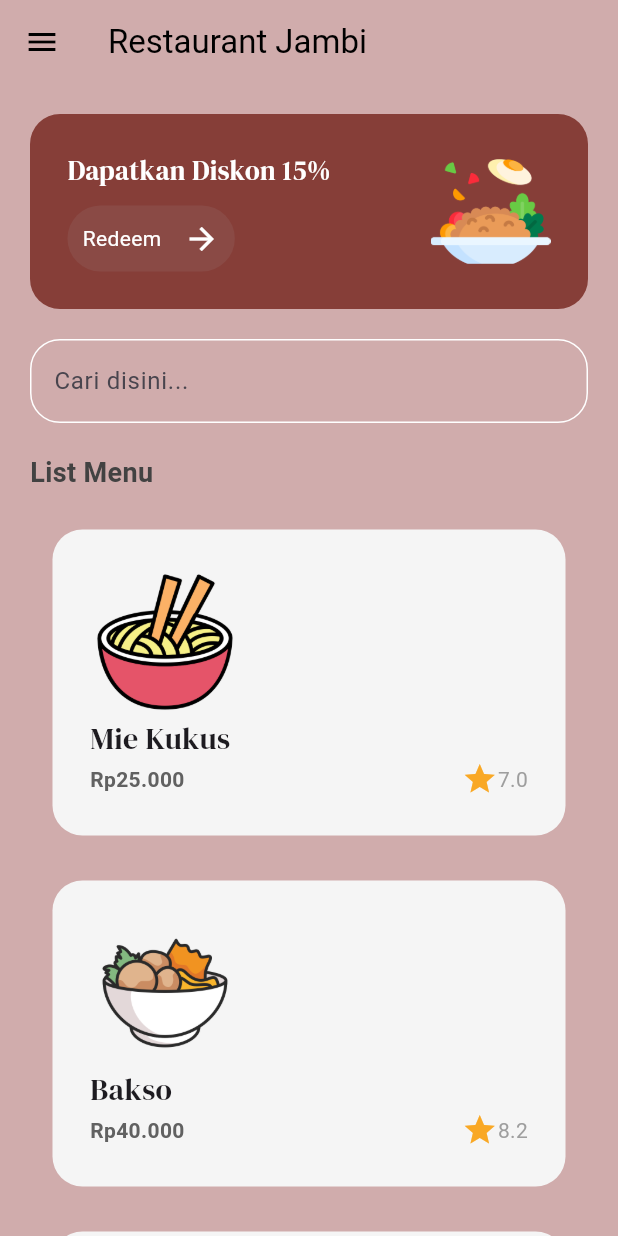
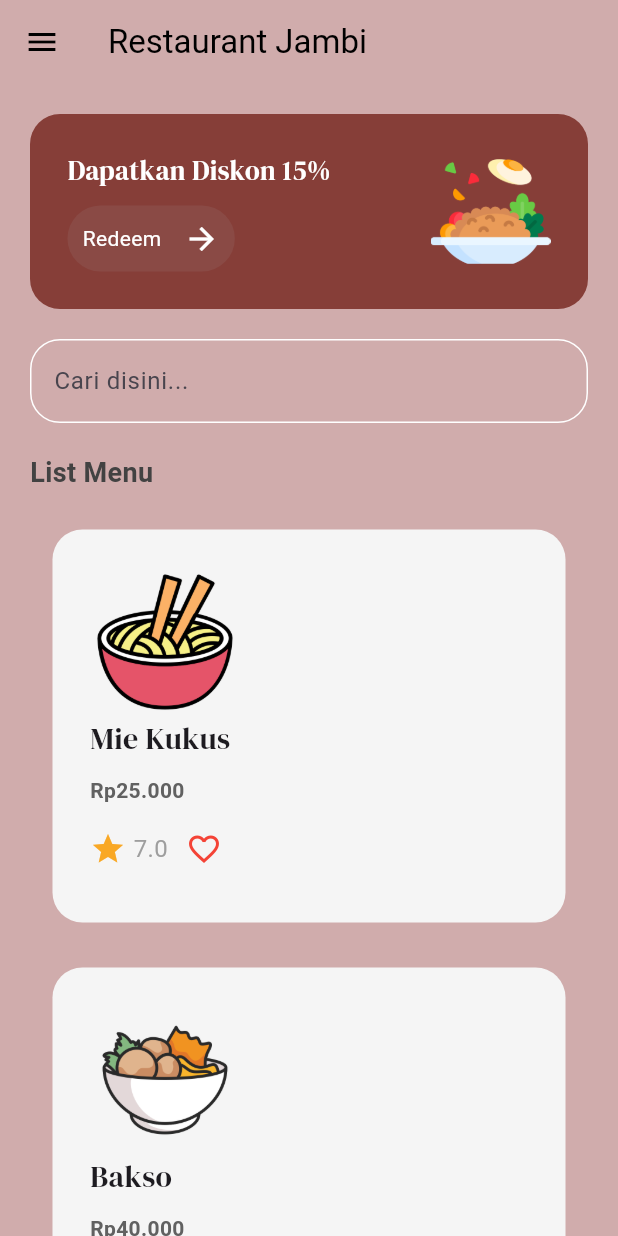
Before and after one commit to Budisyahputra/myapp, a Flutter app: the MenuPage screen opened by its route, on a phone screen of 412 x 824 dp. Run offline on Flutter 3.47's test engine with Material 3 defaults, Android fonts, the phone set to English and light mode, and no system bars; our stand-ins replace google_fonts.

Commit message:
StatefulWidget dan State: Kelas MenuPage didefinisikan sebagai StatefulWidget, yang memiliki state internal yang dikelola oleh _MenuPageState.
Inisialisasi State: State diinisialisasi dalam initState(), di mana list favorites diisi dengan nilai false sebanyak jumlah item dalam menuMakanan.

Pengelolaan State: Saat pengguna mengubah nilai di TextField atau menekan tombol favorite, setState() dipanggil untuk memperbarui state dan memicu rebuild widget.

Filtering dan Rendering: Menu makanan difilter berdasarkan searchQuery, dan ditampilkan menggunakan ListView.builder atau GridView.builder sesuai dengan lebar layar.

```diff
--- a/lib/components/daftar_makanan.dart
+++ b/lib/components/daftar_makanan.dart
@@ -6,7 +6,15 @@ import '../models/makanan.dart';
 
 class DaftarMakanan extends StatelessWidget {
   final Makanan makanan;
-  const DaftarMakanan({super.key, required this.makanan});
+  final bool isFavorite;
+  final VoidCallback onFavoriteToggle;
+
+  const DaftarMakanan({
+    super.key,
+    required this.makanan,
+    required this.isFavorite,
+    required this.onFavoriteToggle,
+  });
 
   @override
   Widget build(BuildContext context) {
@@ -42,12 +50,7 @@ class DaftarMakanan extends StatelessWidget {
               makanan.nama,
               style: GoogleFonts.dmSerifDisplay(fontSize: 20),
             ),
-            SizedBox(
-              width: double.infinity,
-              height: 25,
-              child: Row(
-                mainAxisAlignment: MainAxisAlignment.spaceBetween,
-                children: [
+            const SizedBox(height: 10),
             Text(
               'Rp${makanan.harga}',
               style: TextStyle(
@@ -55,20 +58,27 @@ class DaftarMakanan extends StatelessWidget {
                 color: Colors.grey[700],
               ),
             ),
+            const SizedBox(height: 5),
             Row(
               children: [
                 Icon(
                   Icons.star,
                   color: Colors.yellow[800],
                 ),
+                const SizedBox(width: 5),
                 Text(
                   makanan.rating,
-                        style: const TextStyle(color: Colors.grey),
+                  style: const TextStyle(color: Colors.grey, fontSize: 16),
+                ),
+                const SizedBox(height: 5),
+                IconButton(
+                  icon: Icon(
+                    isFavorite ? Icons.favorite : Icons.favorite_outline,
+                    color: Colors.red,
+                  ),
+                  onPressed: onFavoriteToggle,
                 ),
               ],
-                  ),
-                ],
-              ),
             ),
           ],
         ),
--- a/lib/main.dart
+++ b/lib/main.dart
@@ -30,3 +30,9 @@ class MyApp extends StatelessWidget {
 // https://www.flaticon.com/free-icons/bakso created by Asep Saripudin
 // https://www.flaticon.com/free-icons/mie created by Royyan Wijaya
 // https://www.flaticon.com/free-icons/lunch created by Freepik
+// https://www.flaticon.com/free-icons/indian created by Freepik
+// https://www.flaticon.com/free-icons/iftar" created by Freepik
+// https://www.flaticon.com/free-icons/biryani" Freepik
+// https://www.flaticon.com/free-icons/taco" created by Freepik
+// https://www.flaticon.com/free-icons/salad" created by Freepik
+// https://www.flaticon.com/free-icons/lobster" created by Freepik
--- a/lib/pages/menu_pages.dart
+++ b/lib/pages/menu_pages.dart
@@ -14,7 +14,7 @@ class MenuPage extends StatefulWidget {
 }
 
 class _MenuPageState extends State<MenuPage> {
-  List menuMakanan = [
+  final List<Makanan> menuMakanan = [
     Makanan(
         nama: "Mie Kukus",
         harga: "25.000",
@@ -37,25 +37,62 @@ class _MenuPageState extends State<MenuPage> {
         deskripsi:
             "Lorem ipsum dolor sit amet, consectetur adipiscing elit. Etiam non egestas ligula, eu cursus libero. Integer quis dictum enim. Vivamus blandit commodo libero. Vivamus laoreet feugiat lorem et suscipit. Pellentesque."),
     Makanan(
-        nama: "Nasi Goreng",
-        harga: "20.000",
-        gambar: "images/fried-rice.png",
-        rating: "9.1",
+        nama: "Nasi Kuning",
+        harga: "22.000",
+        gambar: "images/biryani.png",
+        rating: "8.0",
         deskripsi:
             "Lorem ipsum dolor sit amet, consectetur adipiscing elit. Etiam non egestas ligula, eu cursus libero. Integer quis dictum enim. Vivamus blandit commodo libero. Vivamus laoreet feugiat lorem et suscipit. Pellentesque."),
     Makanan(
-        nama: "Nasi Goreng",
+        nama: "Nasi Gemuk",
+        harga: "15.000",
+        gambar: "images/iftar.png",
+        rating: "7.5",
+        deskripsi:
+            "Lorem ipsum dolor sit amet, consectetur adipiscing elit. Etiam non egestas ligula, eu cursus libero. Integer quis dictum enim. Vivamus blandit commodo libero. Vivamus laoreet feugiat lorem et suscipit. Pellentesque."),
+    Makanan(
+        nama: "Salad",
+        harga: "10.000",
+        gambar: "images/salad.png",
+        rating: "7.9",
+        deskripsi:
+            "Lorem ipsum dolor sit amet, consectetur adipiscing elit. Etiam non egestas ligula, eu cursus libero. Integer quis dictum enim. Vivamus blandit commodo libero. Vivamus laoreet feugiat lorem et suscipit. Pellentesque."),
+    Makanan(
+        nama: "Kebab",
         harga: "20.000",
-        gambar: "images/fried-rice.png",
-        rating: "9.1",
+        gambar: "images/taco.png",
+        rating: "7.6",
+        deskripsi:
+            "Lorem ipsum dolor sit amet, consectetur adipiscing elit. Etiam non egestas ligula, eu cursus libero. Integer quis dictum enim. Vivamus blandit commodo libero. Vivamus laoreet feugiat lorem et suscipit. Pellentesque."),
+    Makanan(
+        nama: "Lobster Goreng",
+        harga: "50.000",
+        gambar: "images/lobster.png",
+        rating: "9.5",
         deskripsi:
             "Lorem ipsum dolor sit amet, consectetur adipiscing elit. Etiam non egestas ligula, eu cursus libero. Integer quis dictum enim. Vivamus blandit commodo libero. Vivamus laoreet feugiat lorem et suscipit. Pellentesque."),
   ];
+
+  List<bool> favorites = [];
+
+  @override
+  void initState() {
+    super.initState();
+    // Initialize the favorites list with false values
+    favorites = List<bool>.filled(menuMakanan.length, false);
+  }
+
+  String searchQuery = '';
 
   @override
   Widget build(BuildContext context) {
     final screenWidth = MediaQuery.of(context).size.width;
     final isWideScreen = screenWidth > 600;
+
+    final filteredMenu = menuMakanan
+        .where((makanan) =>
+            makanan.nama.toLowerCase().contains(searchQuery.toLowerCase()))
+        .toList();
 
     return Scaffold(
       backgroundColor: const Color.fromARGB(255, 208, 172, 172),
@@ -112,6 +149,11 @@ class _MenuPageState extends State<MenuPage> {
               ),
               const SizedBox(height: 20),
               TextField(
+                onChanged: (value) {
+                  setState(() {
+                    searchQuery = value;
+                  });
+                },
                 decoration: InputDecoration(
                     focusedBorder: OutlineInputBorder(
                       borderSide: const BorderSide(color: Colors.white),
@@ -142,65 +184,43 @@ class _MenuPageState extends State<MenuPage> {
                         crossAxisCount: 2,
                         childAspectRatio: 3 / 2,
                       ),
-                      itemCount: menuMakanan.length,
-                      itemBuilder: (context, index) => DaftarMakanan(
-                        makanan: menuMakanan[index],
-                      ),
+                      itemCount: filteredMenu.length,
+                      itemBuilder: (context, index) {
+                        return DaftarMakanan(
+                          makanan: filteredMenu[index],
+                          isFavorite: favorites[
+                              menuMakanan.indexOf(filteredMenu[index])],
+                          onFavoriteToggle: () {
+                            setState(() {
+                              favorites[menuMakanan
+                                      .indexOf(filteredMenu[index])] =
+                                  !favorites[
+                                      menuMakanan.indexOf(filteredMenu[index])];
+                            });
+                          },
+                        );
+                      },
                     )
                   : ListView.builder(
                       shrinkWrap: true,
                       physics: const NeverScrollableScrollPhysics(),
-                      itemCount: menuMakanan.length,
-                      itemBuilder: (context, index) => DaftarMakanan(
-                        makanan: menuMakanan[index],
-                      ),
+                      itemCount: filteredMenu.length,
+                      itemBuilder: (context, index) {
+                        return DaftarMakanan(
+                          makanan: filteredMenu[index],
+                          isFavorite: favorites[
+                              menuMakanan.indexOf(filteredMenu[index])],
+                          onFavoriteToggle: () {
+                            setState(() {
+                              favorites[menuMakanan
+                                      .indexOf(filteredMenu[index])] =
+                                  !favorites[
+                                      menuMakanan.indexOf(filteredMenu[index])];
+                            });
+                          },
+                        );
+                      },
                     ),
-              const SizedBox(height: 20),
-              Container(
-                decoration: BoxDecoration(
-                  color: Colors.grey[100],
-                  borderRadius: BorderRadius.circular(20),
-                ),
-                padding: const EdgeInsets.all(10),
-                child: Row(
-                  mainAxisAlignment: MainAxisAlignment.spaceBetween,
-                  children: [
-                    Row(
-                      children: [
-                        Image.asset(
-                          'images/fried-rice.png',
-                          height: 60,
-                        ),
-                        const SizedBox(width: 10),
-                        Column(
-                          crossAxisAlignment: CrossAxisAlignment.start,
-                          children: [
-                            Text(
-                              "Nasi Goreng",
-                              style: GoogleFonts.dmSerifDisplay(
-                                fontSize: 18,
-                              ),
-                            ),
-                            const SizedBox(height: 5),
-                            Text(
-                              'Rp20.000',
-                              style: TextStyle(
-                                fontWeight: FontWeight.bold,
-                                color: Colors.grey[700],
-                              ),
-                            ),
-                          ],
-                        ),
-                      ],
-                    ),
-                    const Icon(
-                      Icons.favorite_outline,
-                      color: Colors.red,
-                      size: 28,
-                    ),
-                  ],
-                ),
-              ),
             ],
           ),
         ),
```
Also changed, not shown: images/biryani.png (added), images/iftar.png (added), images/lobster.png (added), images/masala-dosa.png (added), images/salad.png (added), images/taco.png (added). Lines whose indentation alone changed are shown as unchanged.
